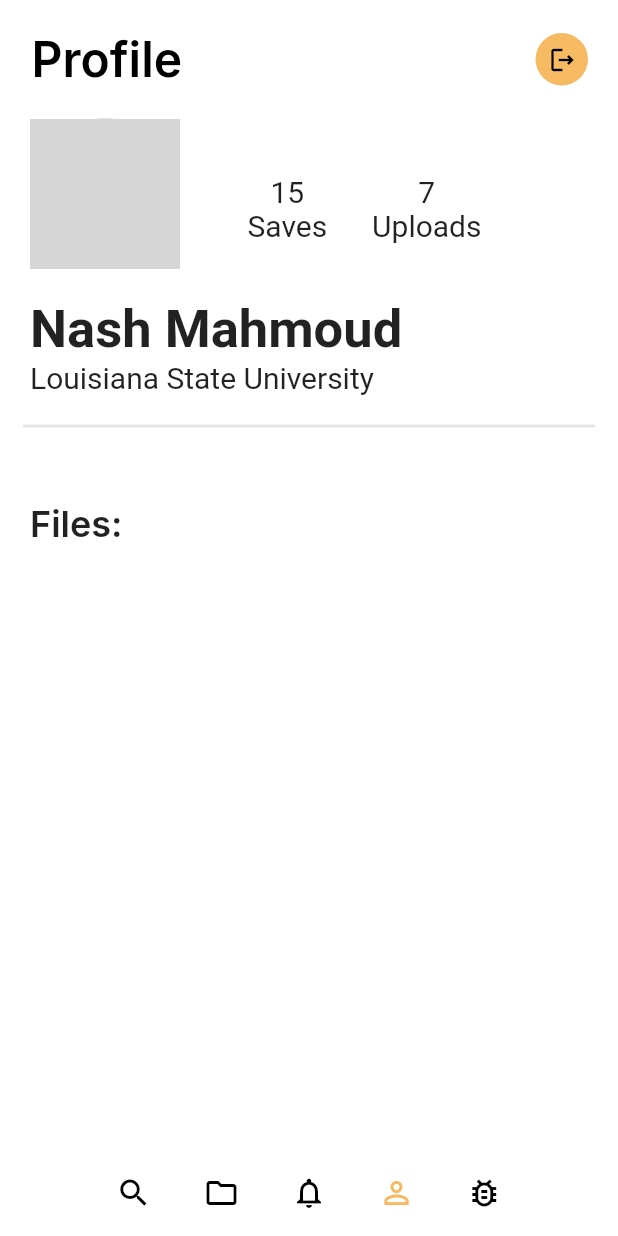
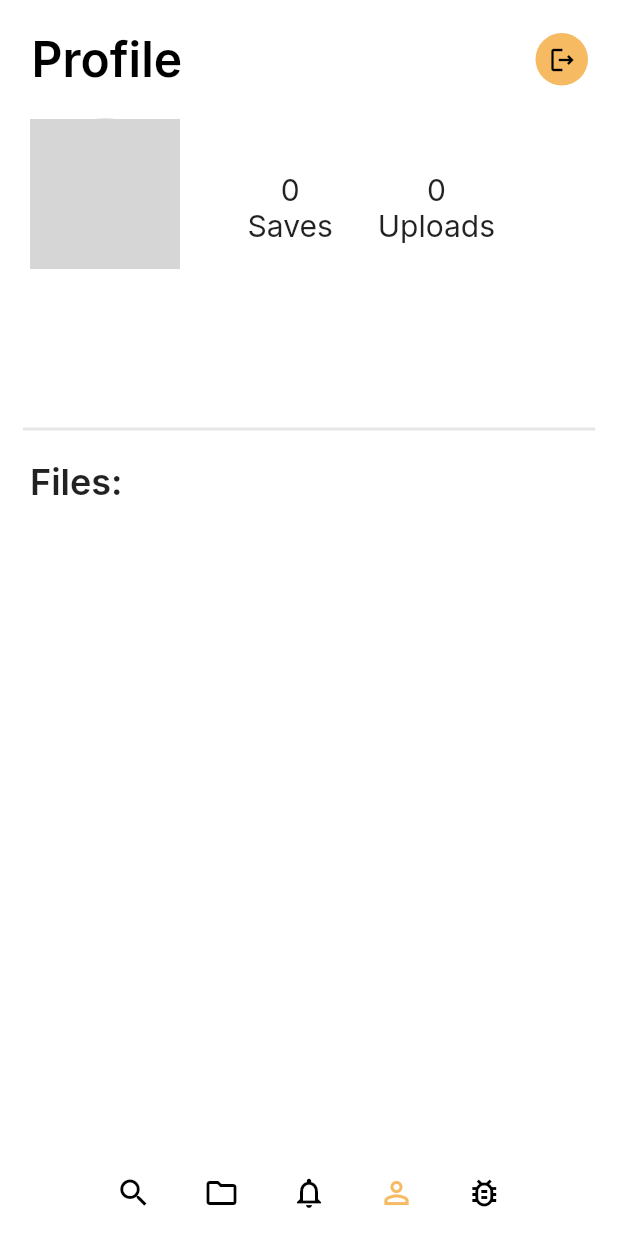
Before and after one commit to zyrrus/dropnote, a Flutter app: the screen it shows once a user with an empty profile is signed in, item 4 of the bottom bar chosen, after a tap on the "logout" icon, on a phone screen of 412 x 824 dp. Run offline on Flutter 3.47's test engine with Material 2 defaults, Android fonts, the phone set to English and light mode, and no system bars; our stand-ins replace cloud_firestore, file_picker, firebase_auth, firebase_core, firebase_storage, flutter_svg and 1 more; missing offline and left inert: alh_pdf_view, thumbnailer; accounts and stored records are empty; network calls fail; grey boxes are pictures that could not be loaded.

Commit message:
fixed upload reload error. Updated pfp

```diff
--- a/lib/api/files.dart
+++ b/lib/api/files.dart
@@ -54,12 +54,15 @@ class FileAPI {
   }
 
   static Future<List<DNFile>> getFilesFromList(List<String> fileIdList) async {
+    if (fileIdList.length > 0) {
       var rawData = await db
           .collection(Collections.files)
           .where("fileID", whereIn: fileIdList)
           .get();
       var files = rawData.docs.map((e) => DNFile.fromJson(e, null));
       return files.toList();
+    }
+    return [];
   }
 
   static Future<void> saveFile(DNFile file) async {
--- a/lib/main.dart
+++ b/lib/main.dart
@@ -26,7 +26,8 @@ void main() async {
     await _configureFirebaseStorage();
     _configureFirebaseFirestore();
   }
-  await FirebaseAuth.instance.signOut();
+
+  // await FirebaseAuth.instance.signOut();
 
   runApp(const DropNoteApp());
 }
--- a/lib/pages/core/core_page.dart
+++ b/lib/pages/core/core_page.dart
@@ -16,7 +16,7 @@ class CorePage extends StatefulWidget {
 }
 
 class _CorePageState extends State<CorePage> {
-  bool overrideAuth = true;
+  bool overrideAuth = false;
   int _selectedPageIndex = 0;
 
   final List<Widget> _pages = const [
@@ -40,8 +40,8 @@ class _CorePageState extends State<CorePage> {
               selectedIndex: _selectedPageIndex,
               onTap: changePage,
             ),
-            child: IndexedStack(index: _selectedPageIndex, children: _pages),
-            // child: _pages[_selectedPageIndex],
+            // child: IndexedStack(index: _selectedPageIndex, children: _pages),
+            child: _pages[_selectedPageIndex],
           );
         } else if (snapshot.connectionState == ConnectionState.waiting) {
           return const Center(child: CircularProgressIndicator());
--- a/lib/pages/core/discover_page.dart
+++ b/lib/pages/core/discover_page.dart
@@ -30,6 +30,7 @@ class DiscoverPage extends StatefulWidget {
 }
 
 class _DiscoverPageState extends State<DiscoverPage> {
+  final searchController = TextEditingController();
   List<Widget> getTags() => tmpTagNames.map((e) => Tag(e)).toList();
   List<DNUser> people = [];
   List<DNFile> files = [];
@@ -59,7 +60,8 @@ class _DiscoverPageState extends State<DiscoverPage> {
       }
     }
 
-    setState(() => this.files = files);
+    if (mounted) setState(() => this.files = files);
+
     return files
         .map((e) => SizedBox(
               width: 300.0,
@@ -76,6 +78,8 @@ class _DiscoverPageState extends State<DiscoverPage> {
       .map((e) => AvatarListItem(label: e.name, imageURL: e.image))
       .toList();
 
+  void onSubmitSearch(String query) {}
+
   @override
   Widget build(BuildContext context) {
     return SingleChildScrollView(
@@ -83,9 +87,7 @@ class _DiscoverPageState extends State<DiscoverPage> {
         crossAxisAlignment: CrossAxisAlignment.start,
         children: [
           const TitleBar(title: "Discover"),
-          SearchBar(
-            controller: TextEditingController(),
-          ),
+          SearchBar(controller: searchController, onSubmit: onSubmitSearch),
           const Bar(),
           const SubtitleBar(title: "Tags you may like"),
           HorizontalList(spacing: 10.0, children: getTags()),
@@ -122,26 +124,3 @@ class _DiscoverPageState extends State<DiscoverPage> {
     );
   }
 }
-
-class AsyncHorizontalList extends StatelessWidget {
-  final Future<List<Widget>> Function() source;
-
-  const AsyncHorizontalList({super.key, required this.source});
-
-  @override
-  Widget build(BuildContext context) {
-    return FutureBuilder<List<Widget>>(
-        future: source(),
-        builder: (context, snapshot) {
-          if (snapshot.hasData) {
-            return HorizontalList(children: snapshot.data!);
-          }
-          return const Center(
-            child: SizedBox.square(
-              dimension: 100.0,
-              child: CircularProgressIndicator(),
-            ),
-          );
-        });
-  }
-}
--- a/lib/pages/core/profile_page.dart
+++ b/lib/pages/core/profile_page.dart
@@ -1,25 +1,84 @@
+import 'package:dropnote/api/files.dart';
+import 'package:dropnote/api/users.dart';
+import 'package:dropnote/models/file.dart';
 import 'package:dropnote/models/user.dart';
 import 'package:dropnote/theme.dart';
 import 'package:dropnote/widgets/bar.dart';
+import 'package:dropnote/widgets/file_list_item.dart';
 import 'package:dropnote/widgets/icon_button.dart';
 import 'package:dropnote/widgets/title_bar.dart';
+import 'package:firebase_auth/firebase_auth.dart';
 import 'package:flutter/material.dart';
-import 'package:flutter/widgets.dart';
 import 'package:dropnote/widgets/avatar_list_item.dart';
 
-class ProfilePage extends StatelessWidget {
+class ProfilePage extends StatefulWidget {
   final DNUser? user;
   const ProfilePage({
     super.key,
     this.user,
   });
 
-  void signOut() {
-    print("sign out clicked");
+  @override
+  State<ProfilePage> createState() => _ProfilePageState();
+}
+
+class _ProfilePageState extends State<ProfilePage> {
+  late Future<DNUser> _user;
+
+  Future<void> signOut() async => await FirebaseAuth.instance.signOut();
+
+  Future<List<Widget>> getFiles(DNUser user) async {
+    var me = await UserAPI.getCurrent();
+
+    FileInfoStyle getStyle(String otherID) {
+      bool isMine = me.uploadedFiles?.contains(otherID) ?? false;
+      bool isSaved = me.savedFiles?.contains(otherID) ?? false;
+
+      if (isMine) {
+        return FileInfoStyle.uploadedDoc;
+      } else if (isSaved) {
+        return FileInfoStyle.deleteableDoc;
+      } else {
+        return FileInfoStyle.saveableDoc;
+      }
+    }
+
+    List<DNFile> files = (user.uploadedFiles is List<String>)
+        ? await FileAPI.getFilesFromList(user.uploadedFiles!)
+        : [];
+
+    return files
+        .map((e) => Padding(
+              padding: EdgeInsets.only(bottom: DropNote.pagePadding),
+              child: FileListItem(
+                fileStyle: getStyle(e.fileID),
+                fileData: e,
+              ),
+            ))
+        .toList();
+  }
+
+  @override
+  void initState() {
+    super.initState();
+    if (widget.user is DNUser) {
+      _user = (() async => _user)();
+    } else {
+      _user = UserAPI.getCurrent();
+    }
   }
 
   @override
   Widget build(BuildContext context) {
+    return FutureBuilder<DNUser>(
+        future: _user,
+        builder: (context, snapshot) {
+          if (!snapshot.hasData) {
+            return const Center(child: CircularProgressIndicator());
+          }
+
+          DNUser user = snapshot.data!;
+
           return SingleChildScrollView(
             child: Column(
               children: [
@@ -31,40 +90,40 @@ class ProfilePage extends StatelessWidget {
                   ),
                 ),
                 Padding(
-            padding: EdgeInsets.symmetric(horizontal: DropNote.pagePadding),
+                  padding:
+                      EdgeInsets.symmetric(horizontal: DropNote.pagePadding),
                   child: Row(
                     mainAxisAlignment: MainAxisAlignment.start,
                     children: [
-                const AvatarListItem(
-                  imageURL:
-                      "https://avatars.dicebear.com/api/bottts/dicebears.svg",
+                      AvatarListItem(
+                        imageURL: user.profilePicture,
                         label: "",
                         avatarHeight: 100,
                         avatarWidth: 100,
                       ),
-                SizedBox(width: 45),
+                      const SizedBox(width: 45),
                       Column(
-                  children: const [
+                        children: [
                           Text(
-                      "15",
-                      style: TextStyle(fontSize: 20),
+                            "${user.totalSaves}",
+                            style: DropNote.textStyles.main(fontSize: 20),
                           ),
                           Text(
                             "Saves",
-                      style: TextStyle(fontSize: 20),
+                            style: DropNote.textStyles.main(fontSize: 20),
                           ),
                         ],
                       ),
-                SizedBox(width: 30),
+                      const SizedBox(width: 30),
                       Column(
-                  children: const [
+                        children: [
                           Text(
-                      "7",
-                      style: TextStyle(fontSize: 20),
+                            "${user.uploadedFiles?.length ?? 0}",
+                            style: DropNote.textStyles.main(fontSize: 20),
                           ),
                           Text(
                             "Uploads",
-                      style: TextStyle(fontSize: 20),
+                            style: DropNote.textStyles.main(fontSize: 20),
                           ),
                         ],
                       )
@@ -77,28 +136,46 @@ class ProfilePage extends StatelessWidget {
                       children: [
                         Column(
                           crossAxisAlignment: CrossAxisAlignment.start,
-                    children: const [
-                      Text("Nash Mahmoud",
-                          style: TextStyle(
-                              fontWeight: FontWeight.bold, fontSize: 35)),
+                          children: [
                             Text(
-                        "Louisiana State University",
-                        style: TextStyle(fontSize: 20),
+                              user.name,
+                              style: DropNote.textStyles.main(
+                                fontWeight: FontWeight.bold,
+                                fontSize: 35,
                               ),
-                      // Text("nmah12@lsu.edu"),
+                            ),
+                            Text(
+                              user.school,
+                              style: DropNote.textStyles.main(fontSize: 20),
+                            ),
                           ],
                         )
                       ],
                     )),
-          Bar(),
-          Container(
-            margin: const EdgeInsets.fromLTRB(0, 30, 0, 0),
-            child: Column(
-              children: [SubtitleBar(title: "Files:")],
+                const Bar(),
+                const SubtitleBar(title: "Files:"),
+                FutureBuilder<List<Widget>>(
+                  future: getFiles(user),
+                  builder: (context, snapshot) {
+                    if (snapshot.hasData) {
+                      return Padding(
+                        padding: EdgeInsets.symmetric(
+                          horizontal: DropNote.pagePadding,
                         ),
-          )
+                        child: Column(children: snapshot.data!),
+                      );
+                    }
+                    return const Center(
+                      child: SizedBox.square(
+                        dimension: 100.0,
+                        child: CircularProgressIndicator(),
+                      ),
+                    );
+                  },
+                ),
               ],
             ),
           );
+        });
   }
 }
--- a/lib/pages/discover_docs_page.dart
+++ b/lib/pages/discover_docs_page.dart
@@ -3,6 +3,7 @@ import 'package:dropnote/models/file.dart';
 import 'package:dropnote/models/user.dart';
 import 'package:dropnote/pages/core/core_page.dart';
 import 'package:dropnote/theme.dart';
+import 'package:dropnote/widgets/bar.dart';
 import 'package:dropnote/widgets/file_list_item.dart';
 import 'package:dropnote/widgets/title_bar.dart';
 import 'package:flutter/material.dart';
@@ -51,6 +52,7 @@ class _DiscoverDocsPageState extends State<DiscoverDocsPage> {
         child: Column(
           children: [
             const TitleBar(title: "Documents", showBackButton: true),
+            const Bar(),
             FutureBuilder<List<Widget>>(
               future: getFiles(),
               builder: (context, snapshot) {
--- a/lib/pages/discover_people_page.dart
+++ b/lib/pages/discover_people_page.dart
@@ -1,5 +1,6 @@
 import 'package:dropnote/models/user.dart';
 import 'package:dropnote/pages/core/core_page.dart';
+import 'package:dropnote/widgets/bar.dart';
 import 'package:dropnote/widgets/people_list_item.dart';
 import 'package:dropnote/widgets/title_bar.dart';
 import 'package:flutter/material.dart';
@@ -16,6 +17,7 @@ class DiscoverPeoplePage extends StatelessWidget {
         child: Column(
           children: [
             const TitleBar(title: "People", showBackButton: true),
+            const Bar(),
             ...people
                 .map((e) => PeopleListItem(
                       user: e,
--- a/lib/pages/docs_saved_tab.dart
+++ b/lib/pages/docs_saved_tab.dart
@@ -1,6 +1,5 @@
 import 'package:dropnote/api/files.dart';
 import 'package:dropnote/theme.dart';
-import 'package:dropnote/widgets/docs_bottom_sheet.dart';
 import 'package:dropnote/widgets/file_list_item.dart';
 import 'package:flutter/material.dart';
 
--- a/lib/widgets/avatar_list_item.dart
+++ b/lib/widgets/avatar_list_item.dart
@@ -9,12 +9,13 @@ class AvatarListItem extends StatelessWidget {
   final double avatarHeight;
   final double avatarWidth;
 
-  const AvatarListItem(
-      {super.key,
-      required this.imageURL,
-      required this.label,
-      this.avatarHeight = 70.0,
-      this.avatarWidth = 70.0});
+  const AvatarListItem({
+    super.key,
+    required this.imageURL,
+    required this.label,
+    this.avatarHeight = 70.0,
+    this.avatarWidth = 70.0,
+  });
 
   @override
   Widget build(BuildContext context) {
--- a/lib/widgets/docs_bottom_sheet.dart
+++ b/lib/widgets/docs_bottom_sheet.dart
@@ -53,6 +53,8 @@ class _DocsBottomSheetState extends State<DocsBottomSheet> {
                   Text(
                     widget.fileData.fileName,
                     style: DropNote.textStyles.h1,
+                    maxLines: 1,
+                    overflow: TextOverflow.ellipsis,
                   ),
                 ],
               ),
@@ -101,7 +103,7 @@ class _DocsBottomSheetState extends State<DocsBottomSheet> {
                 children: [
                   const BottomTabSettingListItem(
                     title: "Preview pages",
-                    subtitle: "Number of pages visible before saving",
+                    subtitle: "Pages available before saving",
                   ),
                   Flexible(
                     fit: FlexFit.tight,
--- a/lib/widgets/horizontal_list.dart
+++ b/lib/widgets/horizontal_list.dart
@@ -1,5 +1,5 @@
 import 'package:dropnote/theme.dart';
-import 'package:flutter/widgets.dart';
+import 'package:flutter/material.dart';
 
 class HorizontalList extends StatelessWidget {
   final List<Widget> children;
@@ -34,3 +34,26 @@ class HorizontalList extends StatelessWidget {
     );
   }
 }
+
+class AsyncHorizontalList extends StatelessWidget {
+  final Future<List<Widget>> Function() source;
+
+  const AsyncHorizontalList({super.key, required this.source});
+
+  @override
+  Widget build(BuildContext context) {
+    return FutureBuilder<List<Widget>>(
+        future: source(),
+        builder: (context, snapshot) {
+          if (snapshot.hasData) {
+            return HorizontalList(children: snapshot.data!);
+          }
+          return const Center(
+            child: SizedBox.square(
+              dimension: 100.0,
+              child: CircularProgressIndicator(),
+            ),
+          );
+        });
+  }
+}
--- a/lib/widgets/search_bar.dart
+++ b/lib/widgets/search_bar.dart
@@ -2,8 +2,6 @@ import 'dart:async';
 import 'package:dropnote/widgets/text_input_field.dart';
 import 'package:flutter/material.dart';
 import 'package:dropnote/theme.dart';
-
-const dftSearchText = [];
 
 class SearchBar extends StatefulWidget {
   final TextEditingController controller;
--- a/lib/widgets/text_input_field.dart
+++ b/lib/widgets/text_input_field.dart
@@ -34,8 +34,8 @@ class _TextInputFieldState extends State<TextInputField> {
 
   @override
   void initState() {
+    super.initState();
     widget.controller.addListener(toggleClearIcon);
-    super.initState();
   }
 
   @override
```
Also changed, not shown: lib/pages/upload_page.dart (+7 -2 lines), lib/widgets/file_list_item.dart (+15 -9 lines), lib/widgets/people_div_item.dart (deleted). Lines whose indentation alone changed are shown as unchanged.
